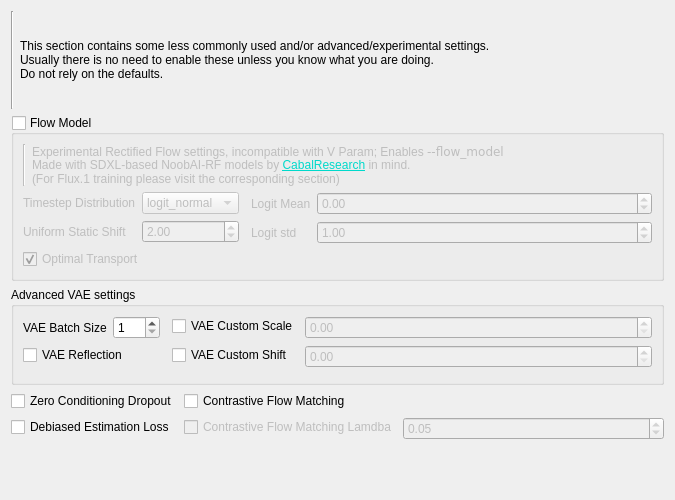
Old version of the form ui_files/ExperimentalArgsUI.ui in the repository 67372a/LoRA_Easy_Training_Scripts.
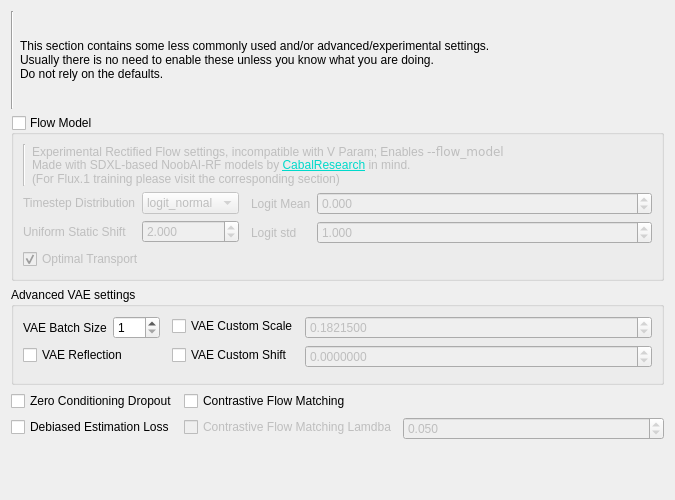
New version of the form. Custom widgets are drawn as their Qt base class.

Commit message: refactor(ExperimentalArgsUI): update Min/Max/Stepping for all DoubleSpinBoxes also set vae custom scale default to sdxl default set in sd scripts code

Diff of the .ui file:
```diff
--- a/ui_files/ExperimentalArgsUI.ui
+++ b/ui_files/ExperimentalArgsUI.ui
@@ -93,6 +93,9 @@
           </item>
           <item row="0" column="1">
            <widget class="DoubleSpinBox" name="flow_logit_mean_input">
+            <property name="decimals">
+             <number>3</number>
+            </property>
             <property name="minimum">
              <double>-100.000000000000000</double>
             </property>
@@ -116,6 +119,12 @@
           </item>
           <item row="1" column="1">
            <widget class="DoubleSpinBox" name="flow_logit_std_input">
+            <property name="decimals">
+             <number>3</number>
+            </property>
+            <property name="minimum">
+             <double>-100.000000000000000</double>
+            </property>
             <property name="maximum">
              <double>100.000000000000000</double>
             </property>
@@ -164,6 +173,12 @@
           </item>
           <item row="1" column="1">
            <widget class="DoubleSpinBox" name="flow_uniform_static_ratio_shift_input">
+            <property name="decimals">
+             <number>3</number>
+            </property>
+            <property name="minimum">
+             <double>-100.000000000000000</double>
+            </property>
             <property name="maximum">
              <double>100.000000000000000</double>
             </property>
@@ -257,6 +272,21 @@
             <property name="enabled">
              <bool>false</bool>
             </property>
+            <property name="decimals">
+             <number>7</number>
+            </property>
+            <property name="minimum">
+             <double>-100.000000000000000</double>
+            </property>
+            <property name="maximum">
+             <double>100.000000000000000</double>
+            </property>
+            <property name="singleStep">
+             <double>0.000100000000000</double>
+            </property>
+            <property name="value">
+             <double>0.182150000000000</double>
+            </property>
            </widget>
           </item>
           <item row="1" column="0">
@@ -271,6 +301,18 @@
             <property name="enabled">
              <bool>false</bool>
             </property>
+            <property name="decimals">
+             <number>7</number>
+            </property>
+            <property name="minimum">
+             <double>-100.000000000000000</double>
+            </property>
+            <property name="maximum">
+             <double>100.000000000000000</double>
+            </property>
+            <property name="singleStep">
+             <double>0.000100000000000</double>
+            </property>
            </widget>
           </item>
          </layout>
@@ -323,6 +365,12 @@
          <property name="enabled">
           <bool>false</bool>
          </property>
+         <property name="decimals">
+          <number>3</number>
+         </property>
+         <property name="minimum">
+          <double>-100.000000000000000</double>
+         </property>
          <property name="maximum">
           <double>100.000000000000000</double>
          </property>
```
Left out of the diff: 4 changed lines with no effect on the pictures. The commit also changes 1 other file.
